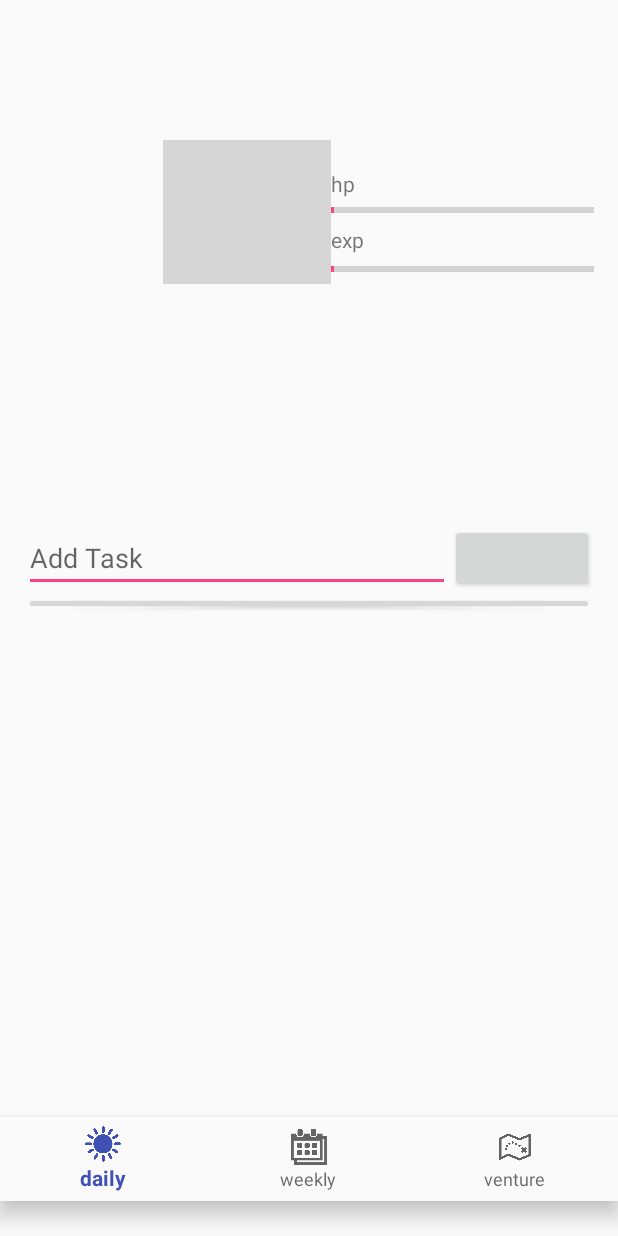
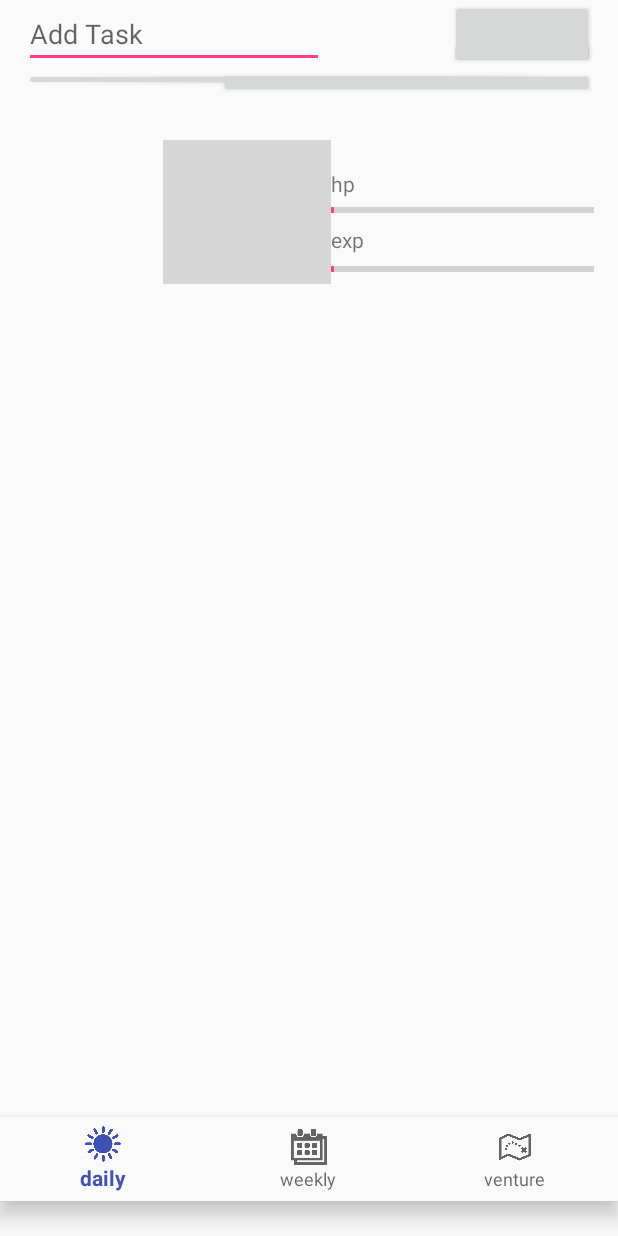
Before and after one commit to lisavhuang/Zenith, an Android app: the screen it shows after launch (MainActivity), on a phone screen of 412 x 824 dp. Run offline under Robolectric (Android 15) with nearby library versions, the phone set to English and light mode, and no system bars; grey boxes are pictures that could not be loaded.

Commit message:
Lisa (#1) (#3)
* Lisa spinner to button still works

* theres a button that doesn't save stuff

```diff
--- a/app/src/main/res/layout/activity_main.xml
+++ b/app/src/main/res/layout/activity_main.xml
@@ -86,6 +86,31 @@
             android:id="@+id/task"
             android:layout_width="200dp"
             android:layout_height="wrap_content"
+
+            android:layout_alignParentLeft="true"
+            android:layout_below="@+id/progressBar1"
+            android:layout_toLeftOf="@+id/date"
+            android:hint="Add Task" />
+
+        <Button
+            android:layout_alignParentEnd="true"
+            android:id="@+id/saveTask"
+            android:layout_width="96dp"
+            android:layout_height="20dp"
+            android:layout_alignParentRight="true"
+            android:layout_below="@+id/progressBar1"
+            android:onClick="submitTask"
+            android:layout_alignBottom="@id/task" />
+
+        <Button
+            android:layout_alignParentEnd="true"
+            android:id="@+id/viewtaskbutton"
+            android:layout_width="250dp"
+            android:layout_height="20dp"
+            android:layout_centerHorizontal="true"
+            android:onClick="viewTask"
+            android:layout_below="@+id/task" />
+
             android:hint="Add Task"
             android:layout_centerVertical="true"
             android:layout_alignParentLeft="true"
@@ -103,6 +128,7 @@
             android:layout_alignParentRight="true"
             android:layout_alignParentEnd="true"
             android:layout_alignTop="@+id/task" />
+
 
         <Button
             android:id="@+id/viewtaskbutton"
```
Also changed, not shown: app/src/main/java/com/example/zenith/MainActivity.java (+7 -16 lines).
